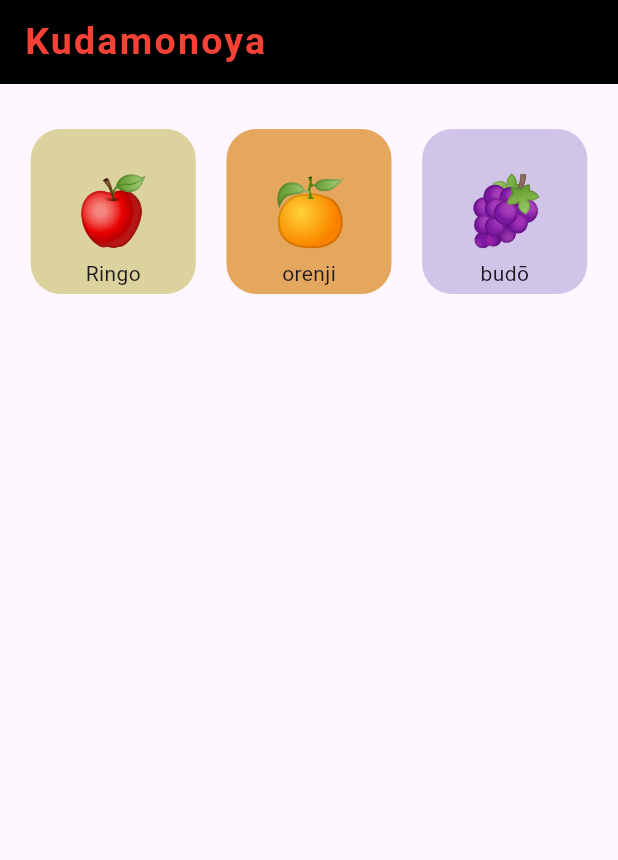
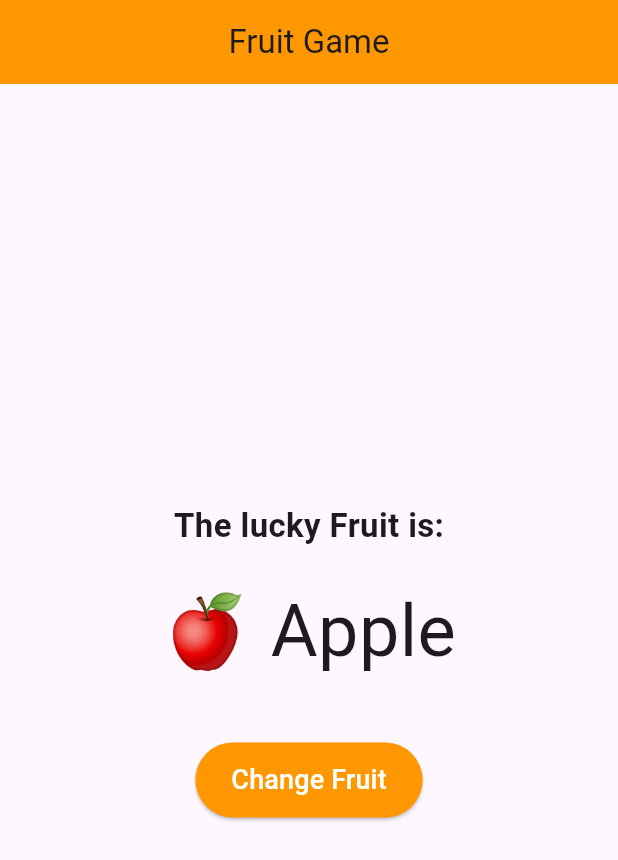
Before and after one commit to Lipin274/burnout_tracker, a Flutter app: the screen it shows after launch, on a phone screen of 412 x 824 dp. Shown: the top 860 px of the screen. Run offline on Flutter 3.47's test engine with Material 3 defaults, Android fonts, the phone set to English and light mode, and no system bars.

Commit message:
Fruit game

```diff
--- a/lib/main.dart
+++ b/lib/main.dart
@@ -1,4 +1,5 @@
 import 'package:flutter/material.dart';
+import 'dart:math';
 
 void main(){
     runApp(const MyApp());
@@ -11,110 +12,68 @@ class MyApp extends StatelessWidget{
     Widget build(BuildContext context){
         return MaterialApp(
             debugShowCheckedModeBanner: false,
-            home: Scaffold(
+            home: FruitGameWidget(),
+        ); // Closes MaterialApp
+    }
+}
+
+class FruitGameWidget extends StatefulWidget {
+  const FruitGameWidget({super.key});
+
+  @override
+  State<FruitGameWidget> createState() => _FruitGameWidgetState();
+}
+
+class _FruitGameWidgetState extends State<FruitGameWidget> {
+  final List<String> _fruits = ["🍎 Apple", "🍌 Banana", "🍊 Orange", "🍉 Watermelon","🍇 Grapes"];
+
+  String _currentFruit = "🍎 Apple";
+
+  void _changeFruit(){
+    final random = Random();
+    int randomIndex = random.nextInt(_fruits.length);
+
+    setState((){
+      _currentFruit = _fruits[randomIndex];
+    });
+  }
+
+  @override
+  Widget build(BuildContext context){
+    return Scaffold(
       appBar: AppBar(
-                    title: const Text("Kudamonoya",
-                    style: TextStyle(
-                        color: Colors.red,
-                        fontSize: 25.0,
-                        letterSpacing: 1.5,
-                        fontWeight: FontWeight.bold,
+        title: const Text("Fruit Game"),
+        backgroundColor: Colors.orange,
+        centerTitle: true,
       ),
+      body:Center(
+        child: Column(
+          mainAxisAlignment: MainAxisAlignment.center,
+          children:[
+            const Text(
+               "The lucky Fruit is:",
+               style: TextStyle(fontSize: 22, fontWeight: FontWeight.bold),
             ),
-                    backgroundColor: Colors.black,
-                 ),//Appbar
-                 body: Padding(
-                    padding: const EdgeInsets.only(top:30.0),
-                    child: Column(
-                        children:[
-                 Row(
-                    mainAxisAlignment:MainAxisAlignment.spaceEvenly,
-                    children: [
-                       // 📦 BOX 1: The Apple Container
-                        Container(
-                        width:110, // 💡 Tip: Sized down to 110 so three boxes fit cleanly side-by-side on phone screens!
-                        height:110,
-                        decoration: const BoxDecoration(
-                            color: Color(0xFFDCD29D),
-                            borderRadius: BorderRadius.all(Radius.circular(20.0)),
+            const SizedBox(height: 20),
+             Text(
+              _currentFruit,
+              style: const TextStyle(fontSize: 48),
             ),
-                        child: const Stack(
-                            children:[
-                           Align(
-                            alignment: Alignment.bottomCenter,
-                            child: Padding(
-                              padding: EdgeInsets.only(bottom: 4.0),
-                              child: Text("Ringo"),
-                            ),),
-                           Align(
-                             alignment: Alignment.center,
-                             child: Text("🍎",style: TextStyle(
-                                fontSize:45.0,
-                             ),),
+            const SizedBox(height: 40),
+            ElevatedButton(
+              onPressed: _changeFruit,
+              style: ElevatedButton.styleFrom(
+                backgroundColor: Colors.orange,
+                padding: const EdgeInsets.symmetric(horizontal: 24, vertical: 12),
               ),
-                            ],
-
+              child: Text(
+                "Change Fruit",
+                style: TextStyle(fontSize: 18, color: Colors.white),
               ),
-                       ),
-                        //orange container
-                                Container(
-                            width:110,
-                            height:110,
-                            decoration: const BoxDecoration(
-                                color: Color(0xFFE5A65D),
-                                borderRadius: BorderRadius.all(Radius.circular(20.0)),
-                            ),
-                            child: const Stack(
-                                   children:[
-                           Align(
-                            alignment: Alignment.bottomCenter,
-                            child: Padding(
-                              padding: EdgeInsets.only(bottom: 4.0),
-                              child: Text("orenji"),
-                            ),),
-                           Align(
-                             alignment: Alignment.center,
-                             child: Text("🍊",style: TextStyle(
-                                fontSize:45.0,
-                             ),),
             ),
           ],
         ),
       ),
-                         //grape container
-                                Container(
-                            width:110,
-                            height:110,
-                            decoration: const BoxDecoration( // 🟢 Added const
-                                color: Color(0xFFD1C4E9), // 🍇 Swapped color to matching purple hue
-                                borderRadius: BorderRadius.all(Radius.circular(20.0)),
-                            ),
-                            child: const Stack( // 🟢 Added const
-                                   children:[
-                           Align(
-                            alignment: Alignment.bottomCenter,
-                            child: Padding(
-                              padding: EdgeInsets.only(bottom: 4.0),
-                              child: Text("budō"),
-                            ),),
-                           Align(
-                             alignment: Alignment.center,
-                             child: Text("🍇",style: TextStyle(
-                                fontSize:45.0,
-                             ),),
-                           ),
-                            ],
-                            ),
-                           ),
-
-                    ],
-                 ),//row
-
-                 // 💡 Ready for Row 2! You can place a SizedBox and your next row right here later.
-
-                    ],),
-              ), // 🟢 2. Fixed mismatched brackets here
-            ),//Scaffold
-        ); // Closes MaterialApp
+    );
   }
 }
```
Lines whose indentation alone changed are shown as unchanged.
